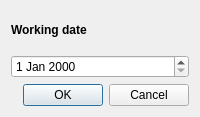
This is UiQt/datedialog.ui in corka149/TimeCapture as Qt 5 draws it before an edit. The edited form follows.
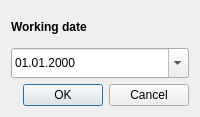
This is the edited form.

Commit message: Made date dialog modal

```diff
--- a/UiQt/datedialog.ui
+++ b/UiQt/datedialog.ui
@@ -37,7 +37,20 @@
     </widget>
    </item>
    <item>
-    <widget class="QDateEdit" name="dateEdit_WorkingDate"/>
+    <widget class="QDateEdit" name="dateEdit_WorkingDate">
+     <property name="sizePolicy">
+      <sizepolicy hsizetype="Minimum" vsizetype="Preferred">
+       <horstretch>0</horstretch>
+       <verstretch>0</verstretch>
+      </sizepolicy>
+     </property>
+     <property name="displayFormat">
+      <string>dd.MM.yyyy</string>
+     </property>
+     <property name="calendarPopup">
+      <bool>true</bool>
+     </property>
+    </widget>
    </item>
    <item>
     <widget class="QDialogButtonBox" name="buttonBox">
```
Left out of the diff: 3 changed lines with no effect on the pictures. The commit also changes 4 other files.
